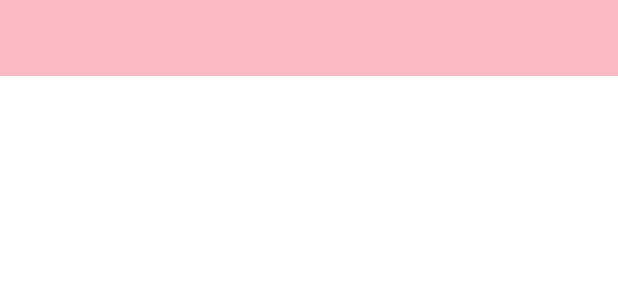
After one commit to YuenShanTsang/ConversionCalculator, an Android app: the layout dropdown_style.xml on its own in the app's theme, with its tools: preview values and no code run, on a phone screen of 412 x 824 dp. The commit adds this screen. Shown: the top 300 px of the screen. Run offline under Robolectric (Android 15) with nearby library versions, the phone set to English and light mode, and no system bars.

Commit message:
Completed UI with adding style and comments

```diff
--- /dev/null
+++ b/app/src/main/res/drawable/clear.xml
@@ -0,0 +1,5 @@
+<vector android:height="28dp" android:tint="@color/material_dynamic_neutral40"
+    android:viewportHeight="24" android:viewportWidth="24"
+    android:width="28dp" xmlns:android="http://schemas.android.com/apk/res/android">
+    <path android:fillColor="@android:color/white" android:pathData="M17.65,6.35C16.2,4.9 14.21,4 12,4c-4.42,0 -7.99,3.58 -7.99,8s3.57,8 7.99,8c3.73,0 6.84,-2.55 7.73,-6h-2.08c-0.82,2.33 -3.04,4 -5.65,4 -3.31,0 -6,-2.69 -6,-6s2.69,-6 6,-6c1.66,0 3.14,0.69 4.22,1.78L13,11h7V4l-2.35,2.35z"/>
+</vector>
--- /dev/null
+++ b/app/src/main/res/layout/dropdown_style.xml
@@ -0,0 +1,9 @@
+<?xml version="1.0" encoding="utf-8"?>
+<TextView xmlns:android="http://schemas.android.com/apk/res/android"
+    android:layout_width="match_parent"
+    android:layout_height="wrap_content"
+    android:gravity="center_vertical"
+    android:padding="8dp"
+    android:textSize="25sp"
+    android:textColor="@color/white"
+    android:background="@color/pink" />
```
Also changed, not shown: app/src/main/res/drawable/convert.xml (added, +10 -0 lines), app/src/main/res/layout/activity_main.xml (+25 -18 lines), app/src/main/res/layout/spinner_style.xml (added, +8 -0 lines), app/src/main/res/values/strings.xml (+6 -4 lines).
